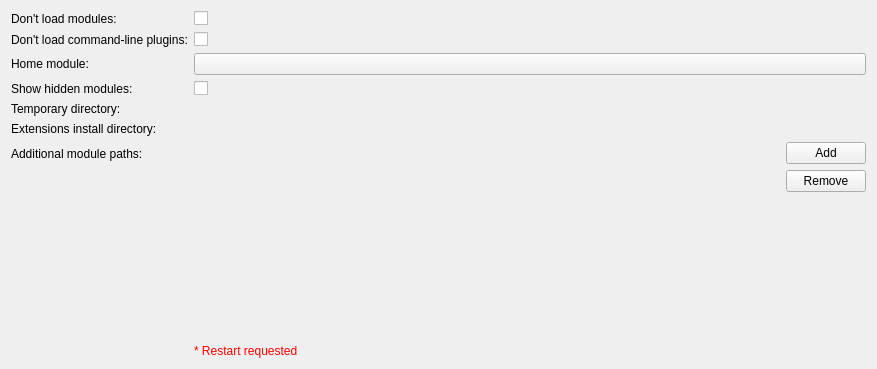
Old version of the form Base/QTGUI/Resources/UI/qSlicerSettingsModulesPanel.ui in the repository gezidan/Slicer.
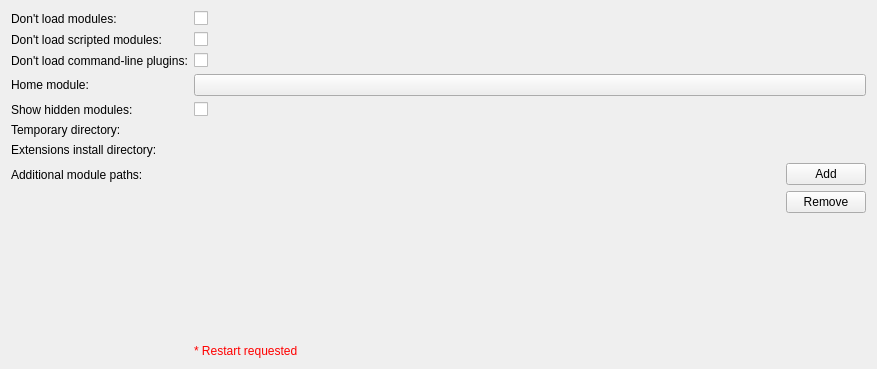
New version of the form. Custom widgets are drawn as their Qt base class.

Commit message:
ENH: Add --disable-scripted-loadable-module option
* It's now possible to either disable the loadable modules or the scripted
loadable modules.

The edit to the form file:
```diff
--- a/Base/QTGUI/Resources/UI/qSlicerSettingsModulesPanel.ui
+++ b/Base/QTGUI/Resources/UI/qSlicerSettingsModulesPanel.ui
@@ -18,89 +18,89 @@
     <enum>QFormLayout::AllNonFixedFieldsGrow</enum>
    </property>
    <item row="0" column="0">
-    <widget class="QLabel" name="LoadModulesLabel">
+    <widget class="QLabel" name="LoadLoadableModulesLabel">
      <property name="text">
       <string>Don't load modules:</string>
      </property>
     </widget>
    </item>
    <item row="0" column="1">
-    <widget class="QCheckBox" name="LoadModulesCheckBox">
+    <widget class="QCheckBox" name="LoadLoadableModulesCheckBox">
      <property name="text">
       <string/>
      </property>
     </widget>
    </item>
-   <item row="1" column="0">
+   <item row="2" column="0">
     <widget class="QLabel" name="LoadCommandLineModuleLabel">
      <property name="text">
       <string>Don't load command-line plugins:</string>
      </property>
     </widget>
    </item>
-   <item row="1" column="1">
+   <item row="2" column="1">
     <widget class="QCheckBox" name="LoadCommandLineModulesCheckBox">
      <property name="text">
       <string/>
      </property>
     </widget>
    </item>
-   <item row="2" column="0">
+   <item row="3" column="0">
     <widget class="QLabel" name="HomeModuleLabel">
      <property name="text">
       <string>Home module:</string>
      </property>
     </widget>
    </item>
-   <item row="2" column="1">
+   <item row="3" column="1">
     <widget class="QPushButton" name="HomeModuleButton">
      <property name="text">
       <string/>
      </property>
     </widget>
    </item>
-   <item row="3" column="0">
+   <item row="4" column="0">
     <widget class="QLabel" name="ShowHiddenModulesLabel">
      <property name="text">
       <string>Show hidden modules:</string>
      </property>
     </widget>
    </item>
-   <item row="3" column="1">
+   <item row="4" column="1">
     <widget class="QCheckBox" name="ShowHiddenModulesCheckBox">
      <property name="text">
       <string/>
      </property>
     </widget>
    </item>
-   <item row="4" column="0">
+   <item row="5" column="0">
     <widget class="QLabel" name="TemporaryDirectoryLabel">
      <property name="text">
       <string>Temporary directory:</string>
      </property>
     </widget>
    </item>
-   <item row="4" column="1">
+   <item row="5" column="1">
     <widget class="ctkDirectoryButton" name="TemporaryDirectoryButton"/>
    </item>
-   <item row="5" column="0">
+   <item row="6" column="0">
     <widget class="QLabel" name="ExtensionInstallDirectoryLabel">
      <property name="text">
       <string>Extensions install directory:</string>
      </property>
     </widget>
    </item>
-   <item row="5" column="1">
+   <item row="6" column="1">
     <widget class="ctkDirectoryButton" name="ExtensionInstallDirectoryButton"/>
    </item>
-   <item row="6" column="0">
+   <item row="7" column="0">
     <widget class="QLabel" name="AdditionalModulePathsLabel">
      <property name="text">
       <string>Additional module paths:</string>
      </property>
     </widget>
    </item>
-   <item row="6" column="1">
+   <item row="7" column="1">
     <widget class="QWidget" name="AdditionalModulePathsWidget" native="true">
      <layout class="QHBoxLayout" name="horizontalLayout_2">
       <property name="spacing">
@@ -153,13 +153,27 @@
      </layout>
     </widget>
    </item>
-   <item row="7" column="1">
+   <item row="8" column="1">
     <widget class="QLabel" name="RestartRequestedLabel">
      <property name="text">
       <string>&lt;font color=&quot;red&quot;&gt;* Restart requested&lt;/font&gt;</string>
      </property>
     </widget>
    </item>
+   <item row="1" column="0">
+    <widget class="QLabel" name="LoadScriptedLoadableModulesLabel">
+     <property name="text">
+      <string>Don't load scripted modules:</string>
+     </property>
+    </widget>
+   </item>
+   <item row="1" column="1">
+    <widget class="QCheckBox" name="LoadScriptedLoadableModulesCheckBox">
+     <property name="text">
+      <string/>
+     </property>
+    </widget>
+   </item>
   </layout>
  </widget>
  <customwidgets>
```
The commit also changes 4 other files.
